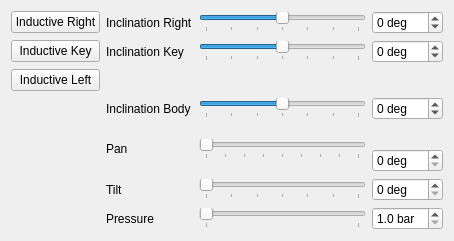
Before: the Qt Designer form scripts/gui.ui in OpenLEAD/bundles-rosa, drawn with Qt 5.
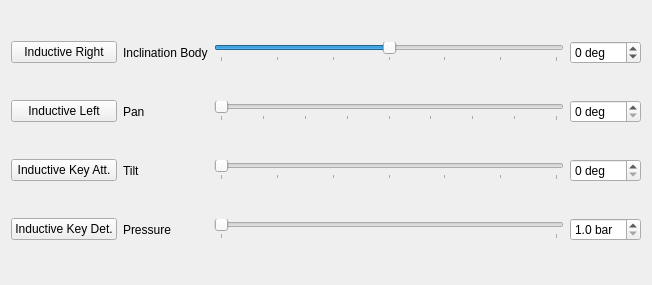
After: the same form once the commit is applied.

Commit message:
Gui for the new setup of sensors
Gui for the setup of 4 inductives sensors, 1 inclinometer and pressure
sensor

```diff
--- a/scripts/gui.ui
+++ b/scripts/gui.ui
@@ -6,14 +6,30 @@
    <rect>
     <x>0</x>
     <y>0</y>
-    <width>454</width>
-    <height>241</height>
+    <width>652</width>
+    <height>285</height>
    </rect>
   </property>
   <property name="windowTitle">
    <string>Form</string>
   </property>
   <layout class="QGridLayout" name="gridLayout">
+   <item row="0" column="3">
+    <widget class="QSpinBox" name="inclinationBodySpin">
+     <property name="suffix">
+      <string> deg</string>
+     </property>
+     <property name="minimum">
+      <number>-45</number>
+     </property>
+     <property name="maximum">
+      <number>45</number>
+     </property>
+     <property name="singleStep">
+      <number>1</number>
+     </property>
+    </widget>
+   </item>
    <item row="0" column="0">
     <widget class="QPushButton" name="inductiveRightButton">
      <property name="text">
@@ -24,100 +40,6 @@
      </property>
     </widget>
    </item>
-   <item row="0" column="1">
-    <widget class="QLabel" name="inclinationRightLabel">
-     <property name="text">
-      <string>Inclination Right</string>
-     </property>
-    </widget>
-   </item>
-   <item row="0" column="2">
-    <widget class="QSlider" name="inclinationRightSlide">
-     <property name="minimum">
-      <number>-45</number>
-     </property>
-     <property name="maximum">
-      <number>45</number>
-     </property>
-     <property name="orientation">
-      <enum>Qt::Horizontal</enum>
-     </property>
-     <property name="tickPosition">
-      <enum>QSlider::TicksBelow</enum>
-     </property>
-     <property name="tickInterval">
-      <number>15</number>
-     </property>
-    </widget>
-   </item>
-   <item row="0" column="3">
-    <widget class="QSpinBox" name="inclinationRightSpin">
-     <property name="suffix">
-      <string> deg</string>
-     </property>
-     <property name="minimum">
-      <number>-45</number>
-     </property>
-     <property name="maximum">
-      <number>45</number>
-     </property>
-     <property name="singleStep">
-      <number>1</number>
-     </property>
-    </widget>
-   </item>
-   <item row="1" column="0">
-    <widget class="QPushButton" name="inductiveKeyButton">
-     <property name="text">
-      <string>Inductive Key</string>
-     </property>
-     <property name="checkable">
-      <bool>true</bool>
-     </property>
-    </widget>
-   </item>
-   <item row="1" column="1">
-    <widget class="QLabel" name="inclinationKeyLabel">
-     <property name="text">
-      <string>Inclination Key</string>
-     </property>
-    </widget>
-   </item>
-   <item row="1" column="2">
-    <widget class="QSlider" name="inclinationKeySlide">
-     <property name="minimum">
-      <number>-45</number>
-     </property>
-     <property name="maximum">
-      <number>45</number>
-     </property>
-     <property name="orientation">
-      <enum>Qt::Horizontal</enum>
-     </property>
-     <property name="tickPosition">
-      <enum>QSlider::TicksBelow</enum>
-     </property>
-     <property name="tickInterval">
-      <number>15</number>
-     </property>
-    </widget>
-   </item>
-   <item row="1" column="3">
-    <widget class="QSpinBox" name="inclinationKeySpin">
-     <property name="suffix">
-      <string> deg</string>
-     </property>
-     <property name="minimum">
-      <number>-45</number>
-     </property>
-     <property name="maximum">
-      <number>45</number>
-     </property>
-     <property name="singleStep">
-      <number>1</number>
-     </property>
-    </widget>
-   </item>
    <item row="2" column="0">
     <widget class="QPushButton" name="inductiveLeftButton">
      <property name="text">
@@ -131,14 +53,14 @@
      </property>
     </widget>
    </item>
-   <item row="3" column="1">
+   <item row="0" column="1">
     <widget class="QLabel" name="inclinationBodyLabel">
      <property name="text">
       <string>Inclination Body</string>
      </property>
     </widget>
    </item>
-   <item row="3" column="2">
+   <item row="0" column="2">
     <widget class="QSlider" name="inclinationBodySlide">
      <property name="minimum">
       <number>-45</number>
@@ -157,30 +79,7 @@
      </property>
     </widget>
    </item>
-   <item row="3" column="3">
-    <widget class="QSpinBox" name="inclinationBodySpin">
-     <property name="suffix">
-      <string> deg</string>
-     </property>
-     <property name="minimum">
-      <number>-45</number>
-     </property>
-     <property name="maximum">
-      <number>45</number>
-     </property>
-     <property name="singleStep">
-      <number>1</number>
-     </property>
-    </widget>
-   </item>
-   <item row="4" column="1" rowspan="2">
-    <widget class="QLabel" name="panLabel">
-     <property name="text">
-      <string>Pan</string>
-     </property>
-    </widget>
-   </item>
-   <item row="4" column="2" rowspan="2">
+   <item row="2" column="2">
     <widget class="QSlider" name="panSlide">
      <property name="minimum">
       <number>0</number>
@@ -199,30 +98,40 @@
      </property>
     </widget>
    </item>
-   <item row="5" column="3">
-    <widget class="QSpinBox" name="panSpin">
-     <property name="suffix">
-      <string> deg</string>
-     </property>
-     <property name="minimum">
-      <number>0</number>
-     </property>
-     <property name="maximum">
-      <number>270</number>
-     </property>
-     <property name="singleStep">
-      <number>10</number>
-     </property>
-    </widget>
-   </item>
-   <item row="6" column="1">
+   <item row="4" column="1">
     <widget class="QLabel" name="tiltLabel">
      <property name="text">
       <string>Tilt</string>
      </property>
     </widget>
    </item>
-   <item row="6" column="2">
+   <item row="2" column="3">
+    <widget class="QSpinBox" name="panSpin">
+     <property name="suffix">
+      <string> deg</string>
+     </property>
+     <property name="minimum">
+      <number>0</number>
+     </property>
+     <property name="maximum">
+      <number>270</number>
+     </property>
+     <property name="singleStep">
+      <number>10</number>
+     </property>
+    </widget>
+   </item>
+   <item row="4" column="0">
+    <widget class="QPushButton" name="inductiveKeyAttachedButton">
+     <property name="text">
+      <string>Inductive Key Att.</string>
+     </property>
+     <property name="checkable">
+      <bool>true</bool>
+     </property>
+    </widget>
+   </item>
+   <item row="4" column="2">
     <widget class="QSlider" name="tiltSlide">
      <property name="minimum">
       <number>0</number>
@@ -241,7 +150,7 @@
      </property>
     </widget>
    </item>
-   <item row="6" column="3">
+   <item row="4" column="3">
     <widget class="QSpinBox" name="tiltSpin">
      <property name="suffix">
       <string> deg</string>
@@ -257,14 +166,21 @@
      </property>
     </widget>
    </item>
-   <item row="7" column="1">
+   <item row="2" column="1">
+    <widget class="QLabel" name="panLabel">
+     <property name="text">
+      <string>Pan</string>
+     </property>
+    </widget>
+   </item>
+   <item row="5" column="1">
     <widget class="QLabel" name="pressureLabel">
      <property name="text">
       <string>Pressure</string>
      </property>
     </widget>
    </item>
-   <item row="7" column="2">
+   <item row="5" column="2">
     <widget class="QSlider" name="pressureSlide">
      <property name="minimum">
       <number>10</number>
@@ -283,7 +199,7 @@
      </property>
     </widget>
    </item>
-   <item row="7" column="3">
+   <item row="5" column="3">
     <widget class="QDoubleSpinBox" name="pressureSpin">
      <property name="suffix">
       <string> bar</string>
@@ -302,6 +218,16 @@
      </property>
     </widget>
    </item>
+   <item row="5" column="0">
+    <widget class="QPushButton" name="inductiveKeyDetachedButton">
+     <property name="text">
+      <string>Inductive Key Det.</string>
+     </property>
+     <property name="checkable">
+      <bool>true</bool>
+     </property>
+    </widget>
+   </item>
   </layout>
  </widget>
  <resources/>
```
Left out of the diff: 64 changed lines with no effect on the pictures.
